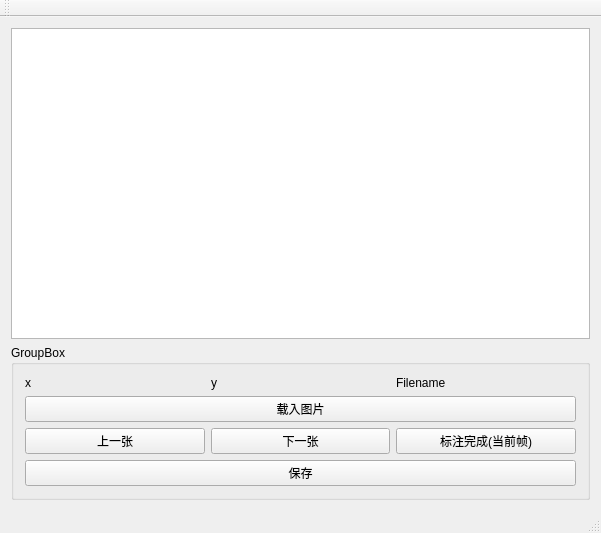
First picture: the form in Code/Puncture/Source/Calibrate/AnnotateWindow.ui, repository phpitblitw/prostate_puncture, before the edit.
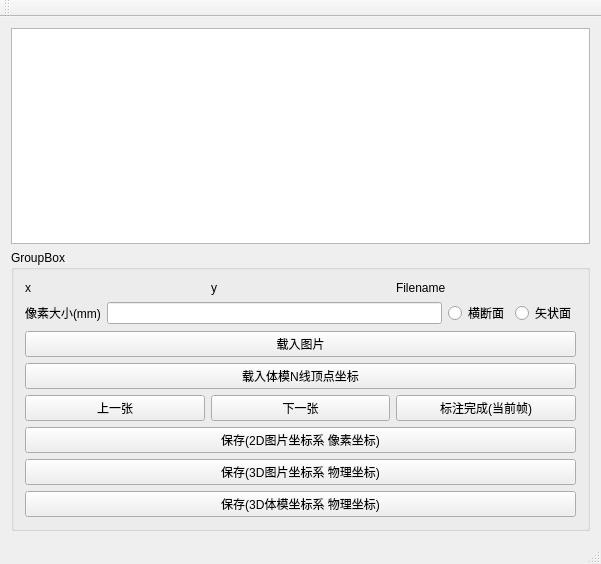
Second picture: the form after the edit. Custom widgets are drawn as their Qt base class.

The edit to the form file:
```diff
--- a/Code/Puncture/Source/Calibrate/AnnotateWindow.ui
+++ b/Code/Puncture/Source/Calibrate/AnnotateWindow.ui
@@ -7,7 +7,7 @@
     <x>0</x>
     <y>0</y>
     <width>601</width>
-    <height>533</height>
+    <height>564</height>
    </rect>
   </property>
   <property name="windowTitle">
@@ -55,6 +55,34 @@
          </item>
         </layout>
        </item>
+       <item>
+        <layout class="QHBoxLayout" name="horizontalLayout_4">
+         <item>
+          <widget class="QLabel" name="LabelPixelSize">
+           <property name="text">
+            <string>像素大小(mm)</string>
+           </property>
+          </widget>
+         </item>
+         <item>
+          <widget class="QLineEdit" name="PixelSize"/>
+         </item>
+         <item>
+          <widget class="QRadioButton" name="RadioBtnTransverse">
+           <property name="text">
+            <string>横断面</string>
+           </property>
+          </widget>
+         </item>
+         <item>
+          <widget class="QRadioButton" name="RadioBtnSagittal">
+           <property name="text">
+            <string>矢状面</string>
+           </property>
+          </widget>
+         </item>
+        </layout>
+       </item>
        <item>
         <widget class="QPushButton" name="BtnSetImageDir">
          <property name="text">
@@ -62,6 +90,13 @@
          </property>
         </widget>
        </item>
+       <item>
+        <widget class="QPushButton" name="BtnLoadPhantomTriangles">
+         <property name="text">
+          <string>载入体模N线顶点坐标</string>
+         </property>
+        </widget>
+       </item>
        <item>
         <layout class="QHBoxLayout" name="horizontalLayout">
          <item>
@@ -90,7 +125,21 @@
        <item>
         <widget class="QPushButton" name="BtnSave">
          <property name="text">
-          <string>保存</string>
+          <string>保存(2D图片坐标系 像素坐标)</string>
+         </property>
+        </widget>
+       </item>
+       <item>
+        <widget class="QPushButton" name="BtnSave3DInImage">
+         <property name="text">
+          <string>保存(3D图片坐标系 物理坐标)</string>
+         </property>
+        </widget>
+       </item>
+       <item>
+        <widget class="QPushButton" name="BtnSave3D">
+         <property name="text">
+          <string>保存(3D体模坐标系 物理坐标)</string>
          </property>
         </widget>
        </item>
```
Left out of the diff: 2 changed lines with no effect on the pictures.
